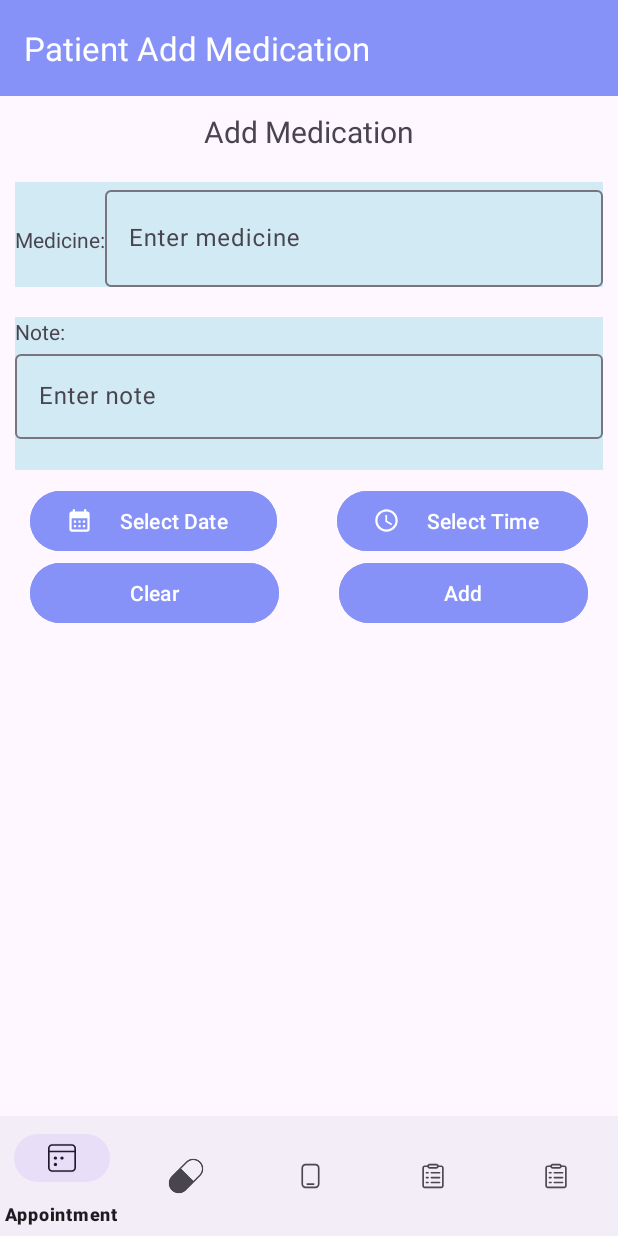
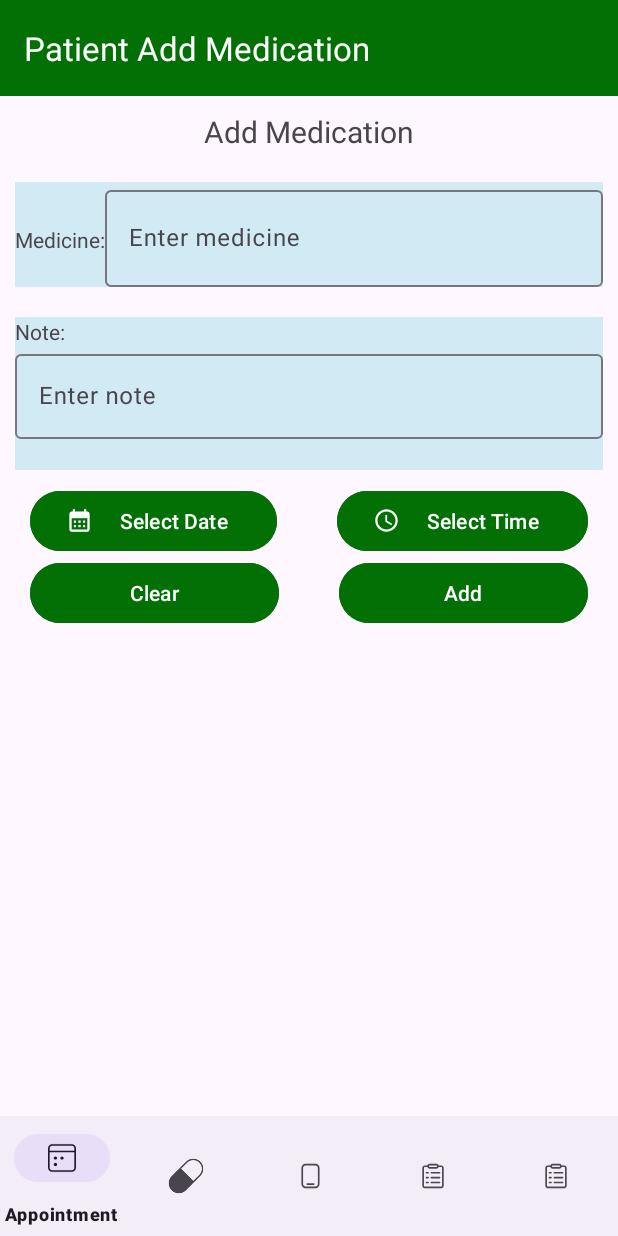
Before and after one commit to SinadjanRudge/doct, an Android app: the fragment PatientMedicationAddFragment placed in its activity, on a phone screen of 412 x 824 dp. Run offline under Robolectric (Android 15) with nearby library versions, the phone set to English and light mode, and no system bars; our stand-ins replace Firebase (no records; nobody signed in at launch, a user with empty details on screens opened directly).

```diff
--- a/app/src/main/res/values/colors.xml
+++ b/app/src/main/res/values/colors.xml
@@ -1,5 +1,5 @@
 <?xml version="1.0" encoding="utf-8"?>
 <resources>
-<color name="green">#8692f7</color>
+<color name="green">#037006</color>
 <color name="lightgreen">#D5F1E1</color>
 </resources>
```
